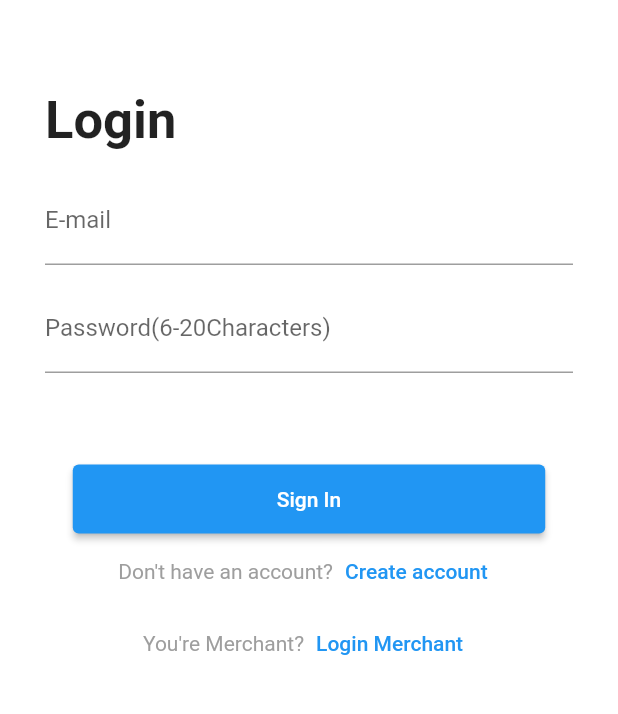
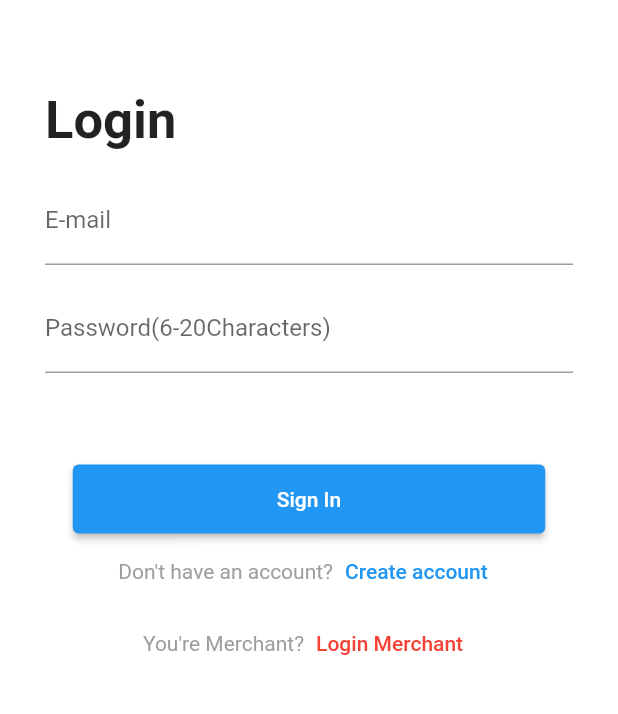
Before and after one commit to LoveYou-5555/WashOut, a Flutter app: the screen it shows after launch, on a phone screen of 412 x 824 dp, the part 350-1064 px from its top. Run offline on Flutter 3.47's test engine with Material 2 defaults, Android fonts, the light colour scheme and no system bars; our stand-ins replace firebase_auth, flutter_screenutil, form_field_validator; accounts and stored records are empty.

Commit message:
เปลี่ยนสีเฉยๆ

```diff
--- a/PJ/lib/main.dart
+++ b/PJ/lib/main.dart
@@ -157,7 +157,7 @@ class _MyAppState extends State<MyApp> {
                             style: TextStyle(color: Colors.grey),
                           ),
                           TextButton(
-                            child: Text("Login Merchant"),
+                            child: Text("Login Merchant",style:TextStyle(color: Colors.red)),
                             onPressed: () {
                               Navigator.push(
                                 context,
```
